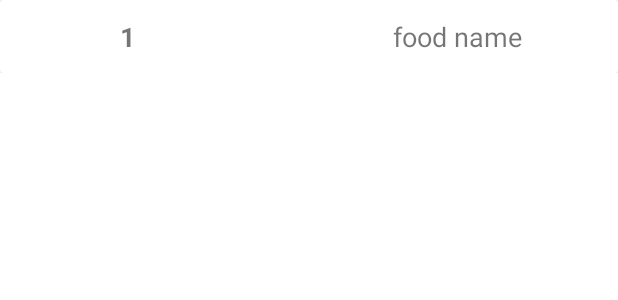
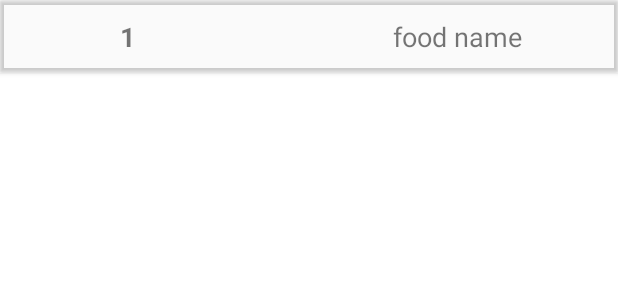
Before and after one commit to KaveenLaksitha/GET-FIT, an Android app: the layout activity_macros_recycler.xml on its own in the app's theme, with its tools: preview values and no code run, on a phone screen of 412 x 824 dp. Shown: the top 300 px of the screen. Run offline under Robolectric (Android 15) with nearby library versions, the phone set to English and light mode, and no system bars; Roboto replaces fonts that are not available here.

```diff
--- a/app/src/main/AndroidManifest.xml
+++ b/app/src/main/AndroidManifest.xml
@@ -8,9 +8,9 @@
 
     <application
         android:allowBackup="true"
-        android:icon="@mipmap/ic_launcher"
+        android:icon="@drawable/logo3"
         android:label="@string/app_name"
-        android:roundIcon="@mipmap/ic_launcher_round"
+        android:roundIcon="@drawable/logo3"
         android:supportsRtl="true"
         android:theme="@style/Theme.GETFIT">
         <activity android:name=".SplashScreen">
--- a/app/src/main/res/layout/activity_macro_cal.xml
+++ b/app/src/main/res/layout/activity_macro_cal.xml
@@ -27,7 +27,7 @@
         android:layout_marginTop="8dp"
         android:layout_marginEnd="32dp"
         android:ems="10"
-        android:hint="serving size in cups"
+        android:hint="serving size in grams"
         android:inputType="numberDecimal"
         app:layout_constraintEnd_toEndOf="parent"
         app:layout_constraintHorizontal_bias="0.0"
--- a/app/src/main/res/layout/activity_macros_recycler.xml
+++ b/app/src/main/res/layout/activity_macros_recycler.xml
@@ -7,7 +7,9 @@
 
     <androidx.cardview.widget.CardView
         android:layout_width="match_parent"
-        android:layout_height="wrap_content">
+        android:layout_height="wrap_content"
+        android:layout_marginBottom="3dp"
+        android:backgroundTint="#05000000">
 
         <androidx.constraintlayout.widget.ConstraintLayout
             android:layout_width="match_parent"
```
Also changed, not shown: app/src/main/res/drawable/appicon.png (added).
